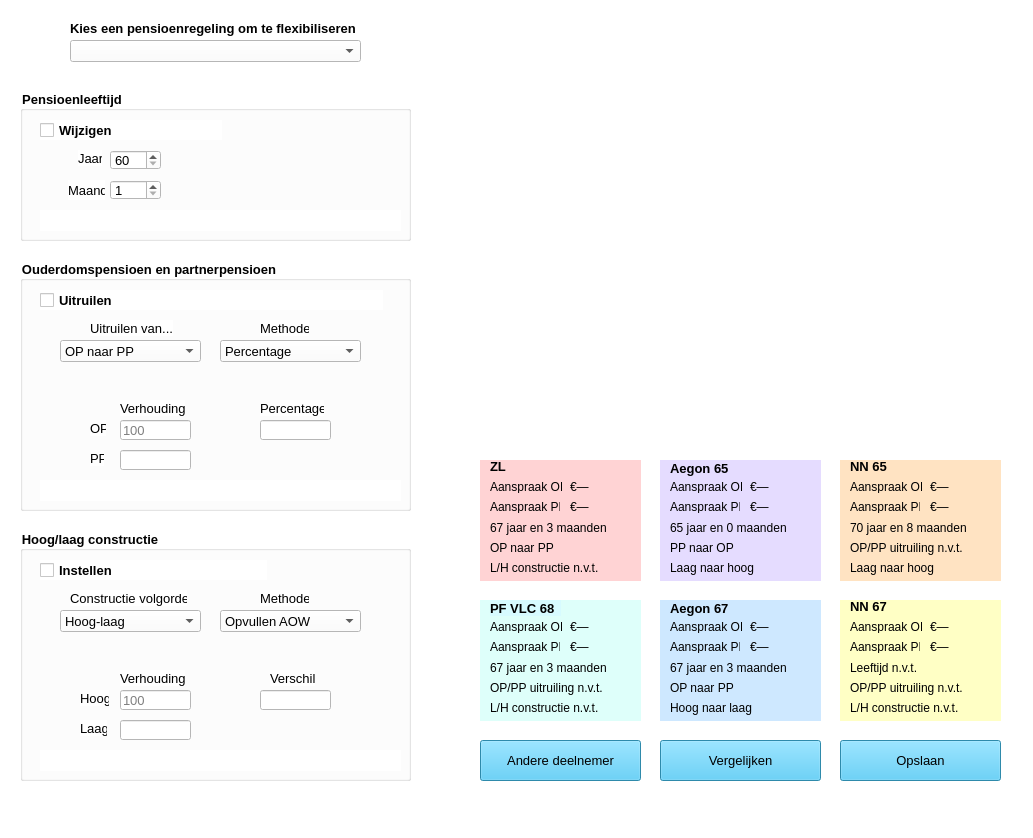
Above: flexmenu.ui from Alwin1234567/AR-project before the change. Below: the same form after it.
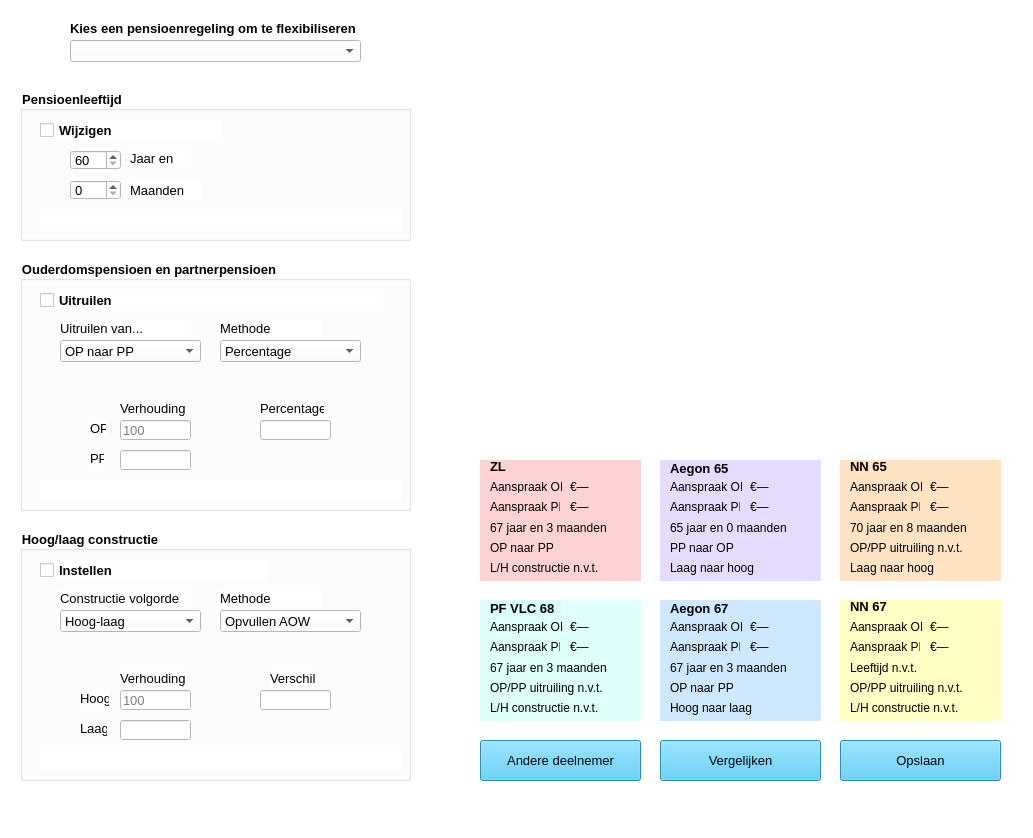
That is the form after the change. Icons and pictures are not drawn.

Commit message: pensioensleeftijd ZL naar AOW-leeftijd en leeftijd wijzigen bij het flexibiliseringsscherm naar 0-11 maanden

Diff of the .ui file:
```diff
--- a/flexmenu.ui
+++ b/flexmenu.ui
@@ -118,9 +118,9 @@
      </property>
      <property name="geometry">
       <rect>
-       <x>48</x>
+       <x>110</x>
        <y>90</y>
-       <width>37</width>
+       <width>71</width>
        <height>20</height>
       </rect>
      </property>
@@ -130,7 +130,7 @@
       </font>
      </property>
      <property name="text">
-      <string>Maand</string>
+      <string>Maanden</string>
      </property>
     </widget>
     <widget class="QCheckBox" name="CheckLeeftijdWijzigen">
@@ -159,7 +159,7 @@
      </property>
      <property name="geometry">
       <rect>
-       <x>90</x>
+       <x>50</x>
        <y>90</y>
        <width>51</width>
        <height>20</height>
@@ -171,16 +171,16 @@
       </font>
      </property>
      <property name="minimum">
-      <number>1</number>
+      <number>0</number>
      </property>
      <property name="maximum">
-      <number>12</number>
+      <number>11</number>
      </property>
     </widget>
     <widget class="QSpinBox" name="sbJaar">
      <property name="geometry">
       <rect>
-       <x>90</x>
+       <x>50</x>
        <y>60</y>
        <width>51</width>
        <height>20</height>
@@ -201,9 +201,9 @@
     <widget class="QLabel" name="lbl_pensioenJaar">
      <property name="geometry">
       <rect>
-       <x>58</x>
+       <x>110</x>
        <y>60</y>
-       <width>24</width>
+       <width>61</width>
        <height>16</height>
       </rect>
      </property>
@@ -213,7 +213,7 @@
       </font>
      </property>
      <property name="text">
-      <string>Jaar</string>
+      <string>Jaar en</string>
      </property>
     </widget>
     <widget class="QLabel" name="lblFoutmeldingLeeftijd">
@@ -337,9 +337,9 @@
     <widget class="QLabel" name="lbl_ppUitruilen">
      <property name="geometry">
       <rect>
-       <x>70</x>
+       <x>40</x>
        <y>60</y>
-       <width>83</width>
+       <width>131</width>
        <height>16</height>
       </rect>
      </property>
@@ -446,9 +446,9 @@
     <widget class="QLabel" name="lbl_ppMethode">
      <property name="geometry">
       <rect>
-       <x>240</x>
+       <x>200</x>
        <y>60</y>
-       <width>49</width>
+       <width>101</width>
        <height>16</height>
       </rect>
      </property>
@@ -1282,9 +1282,9 @@
     <widget class="QLabel" name="lbl_lhVolgorde">
      <property name="geometry">
       <rect>
-       <x>50</x>
+       <x>40</x>
        <y>60</y>
-       <width>117</width>
+       <width>131</width>
        <height>16</height>
       </rect>
      </property>
@@ -1387,9 +1387,9 @@
     <widget class="QLabel" name="lbl_lhVolgorde_2">
      <property name="geometry">
       <rect>
-       <x>240</x>
+       <x>200</x>
        <y>60</y>
-       <width>49</width>
+       <width>101</width>
        <height>16</height>
       </rect>
      </property>
```
The commit also changes 1 other file.
